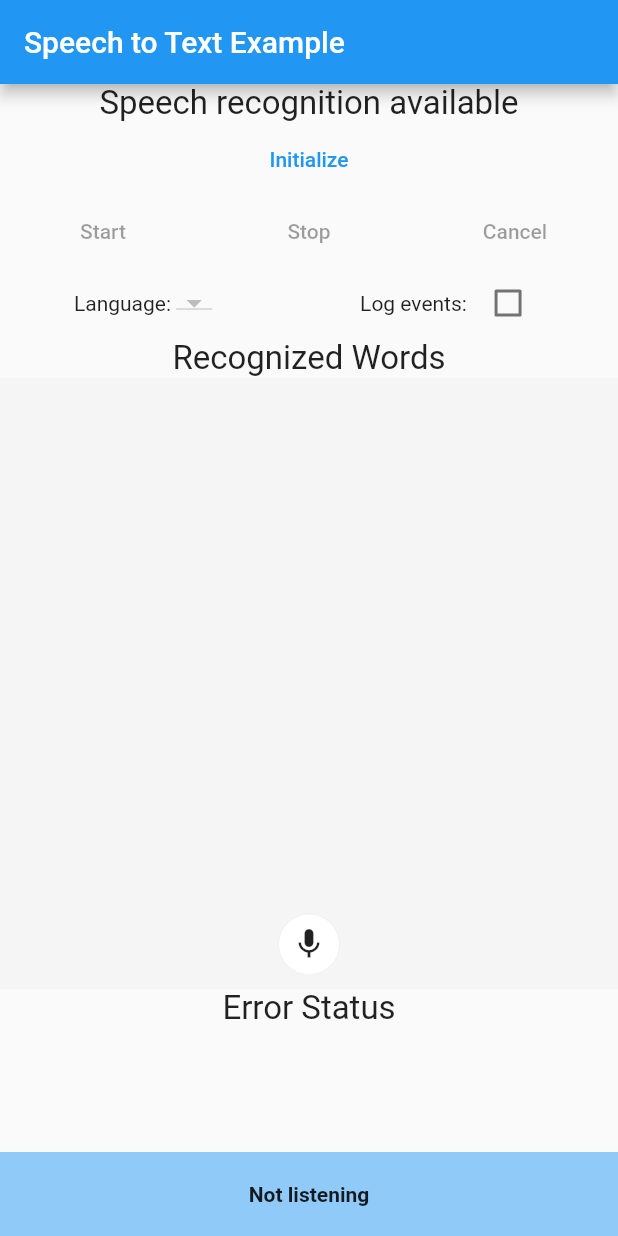
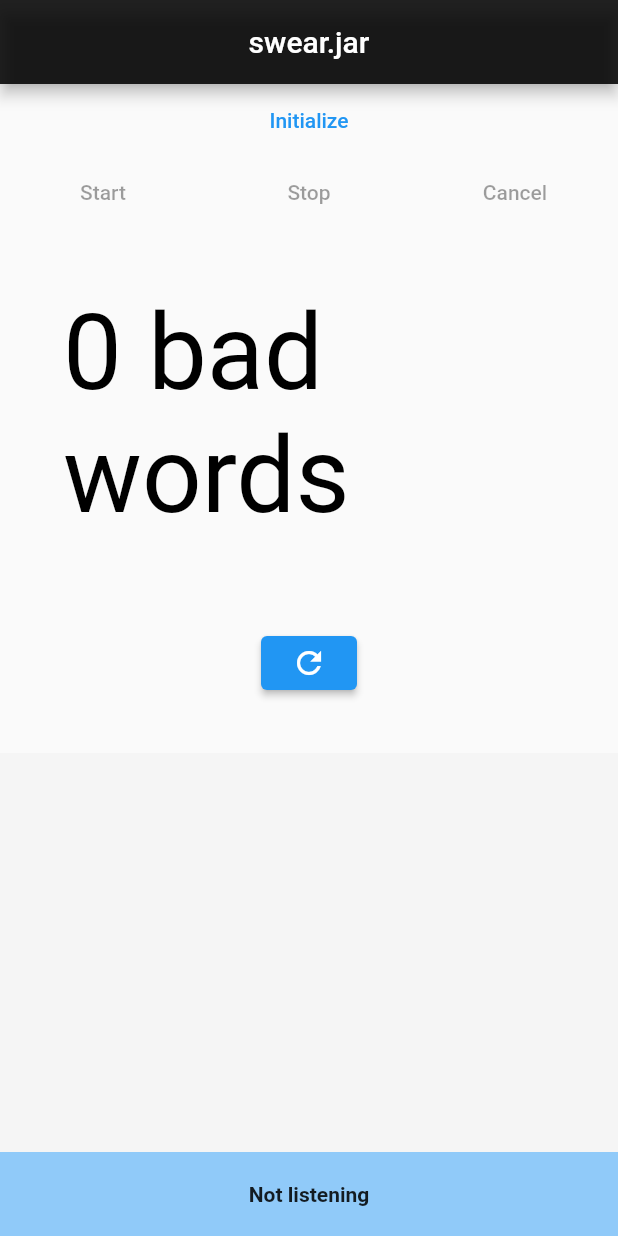
Before and after one commit to gradyw/boilermakex, a Flutter app: the screen it shows after launch, on a phone screen of 412 x 824 dp. Run offline on Flutter 3.47's test engine with Material 2 defaults, Android fonts, the phone set to English and light mode, and no system bars; our stand-ins replace speech_to_text.

Commit message:
merge front-end into speech-recog

```diff
--- a/lib/main.dart
+++ b/lib/main.dart
@@ -48,6 +48,8 @@ class _SpeechSampleAppState extends State<SpeechSampleApp> {
   final SpeechToText speech = SpeechToText();
   bool listening = false;
   bool start = false;
+
+
 
   bool checkListening() {
     if (start && speech.isListening) {
@@ -102,33 +104,98 @@ class _SpeechSampleAppState extends State<SpeechSampleApp> {
     });
   }
 
+  /// Counter UI
+  int _counter = 0;
+  bool recording = false;
+
+  void _resetCounter() {
+    setState(() {
+      _counter = 0;
+    });
+  }
+
+  void _incrementCounter(){
+    setState(() {
+      _counter = 0;
+    });
+  }
+
+  void _listen(){
+    setState(() {
+      recording = true;
+    });
+  }
+
+  void _stopListen(){
+    setState(() {
+      recording = false;
+    });
+  }
+
   @override
+
+
+
   Widget build(BuildContext context) {
+    Widget counterSection = Container(
+      padding: const EdgeInsets.all(32),
+      child: Row(
+        children: [
+          Expanded(
+            child: Column(
+              crossAxisAlignment: CrossAxisAlignment.center,
+              children: [
+                Container(
+                  padding: const EdgeInsets.only(bottom: 8),
+                  child: Padding(
+                    padding: const EdgeInsets.all(10),
+                    child: Text(
+                      '$_counter bad words',
+                      style: const TextStyle(color: Colors.black, fontSize: 70),
+                    ),
+                  ),
+                ),
+              ],
+            ),
+          )
+        ],
+      ),
+    );
+
+    Widget buttonSection = Container(
+        padding: const EdgeInsets.all(10),
+        child: Row(
+          crossAxisAlignment: CrossAxisAlignment.center,
+          mainAxisAlignment: MainAxisAlignment.center,
+          children: [
+            ElevatedButton(
+                onPressed: _resetCounter,
+                child: const Icon(Icons.refresh, color: Colors.white)),
+          ],
+        )
+    );
+
     return MaterialApp(
       home: Scaffold(
         appBar: AppBar(
-          title: const Text('Speech to Text Example'),
+          title: Center(child: const Text('swear.jar')),
+          backgroundColor: Colors.black87,
         ),
         body: Column(children: [
-          HeaderWidget(),
           Container(
             child: Column(
               children: <Widget>[
                 InitSpeechWidget(_hasSpeech, initSpeechState),
                 SpeechControlWidget(_hasSpeech, checkListening(),
                     startListening, stopListening, cancelListening),
-                SessionOptionsWidget(_currentLocaleId, _switchLang,
-                    _localeNames, _logEvents, _switchLogging),
+                counterSection,
+                buttonSection,
               ],
             ),
           ),
           Expanded(
             flex: 4,
             child: RecognitionResultsWidget(lastWords: lastWords, level: level),
-          ),
-          Expanded(
-            flex: 1,
-            child: ErrorWidget(lastError: lastError),
           ),
           SpeechStatusWidget(speech: speech),
         ]),
@@ -188,7 +255,7 @@ class _SpeechSampleAppState extends State<SpeechSampleApp> {
         'Result listener final: ${result.finalResult}, words: ${result.recognizedWords}');
     updateInput(result.recognizedWords);
     setState(() {
-      lastWords = '${result.recognizedWords} - ${result.finalResult}';
+      lastWords = '${result.recognizedWords}';
     });
   }
 
@@ -255,7 +322,7 @@ class RecognitionResultsWidget extends StatelessWidget {
       children: <Widget>[
         Center(
           child: Text(
-            'Recognized Words',
+            '',
             style: TextStyle(fontSize: 22.0),
           ),
         ),
@@ -271,31 +338,6 @@ class RecognitionResultsWidget extends StatelessWidget {
                   ),
                 ),
               ),
-              Positioned.fill(
-                bottom: 10,
-                child: Align(
-                  alignment: Alignment.bottomCenter,
-                  child: Container(
-                    width: 40,
-                    height: 40,
-                    alignment: Alignment.center,
-                    decoration: BoxDecoration(
-                      boxShadow: [
-                        BoxShadow(
-                            blurRadius: .26,
-                            spreadRadius: level * 1.5,
-                            color: Colors.black.withOpacity(.05))
-                      ],
-                      color: Colors.white,
-                      borderRadius: BorderRadius.all(Radius.circular(50)),
-                    ),
-                    child: IconButton(
-                      icon: Icon(Icons.mic),
-                      onPressed: () => null,
-                    ),
-                  ),
-                ),
-              ),
             ],
           ),
         ),
@@ -304,49 +346,6 @@ class RecognitionResultsWidget extends StatelessWidget {
   }
 }
 
-class HeaderWidget extends StatelessWidget {
-  const HeaderWidget({
-    Key? key,
-  }) : super(key: key);
-
-  @override
-  Widget build(BuildContext context) {
-    return Center(
-      child: Text(
-        'Speech recognition available',
-        style: TextStyle(fontSize: 22.0),
-      ),
-    );
-  }
-}
-
-/// Display the current error status from the speech
-/// recognizer
-class ErrorWidget extends StatelessWidget {
-  const ErrorWidget({
-    Key? key,
-    required this.lastError,
-  }) : super(key: key);
-
-  final String lastError;
-
-  @override
-  Widget build(BuildContext context) {
-    return Column(
-      children: <Widget>[
-        Center(
-          child: Text(
-            'Error Status',
-            style: TextStyle(fontSize: 22.0),
-          ),
-        ),
-        Center(
-          child: Text(lastError),
-        ),
-      ],
-    );
-  }
-}
 
 /// Controls to start and stop speech recognition
 class SpeechControlWidget extends StatelessWidget {
@@ -389,53 +388,6 @@ class SpeechControlWidget extends StatelessWidget {
   }
 }
 
-class SessionOptionsWidget extends StatelessWidget {
-  const SessionOptionsWidget(this.currentLocaleId, this.switchLang,
-      this.localeNames, this.logEvents, this.switchLogging,
-      {Key? key})
-      : super(key: key);
-
-  final String currentLocaleId;
-  final void Function(String?) switchLang;
-  final void Function(bool?) switchLogging;
-  final List<LocaleName> localeNames;
-  final bool logEvents;
-
-  @override
-  Widget build(BuildContext context) {
-    return Row(
-      mainAxisAlignment: MainAxisAlignment.spaceAround,
-      children: <Widget>[
-        Row(
-          children: [
-            Text('Language: '),
-            DropdownButton<String>(
-              onChanged: (selectedVal) => switchLang(selectedVal),
-              value: currentLocaleId,
-              items: localeNames
-                  .map(
-                    (localeName) => DropdownMenuItem(
-                  value: localeName.localeId,
-                  child: Text(localeName.name),
-                ),
-              )
-                  .toList(),
-            ),
-          ],
-        ),
-        Row(
-          children: [
-            Text('Log events: '),
-            Checkbox(
-              value: logEvents,
-              onChanged: switchLogging,
-            ),
-          ],
-        )
-      ],
-    );
-  }
-}
 
 class InitSpeechWidget extends StatelessWidget {
   const InitSpeechWidget(this.hasSpeech, this.initSpeechState, {Key? key})
```
